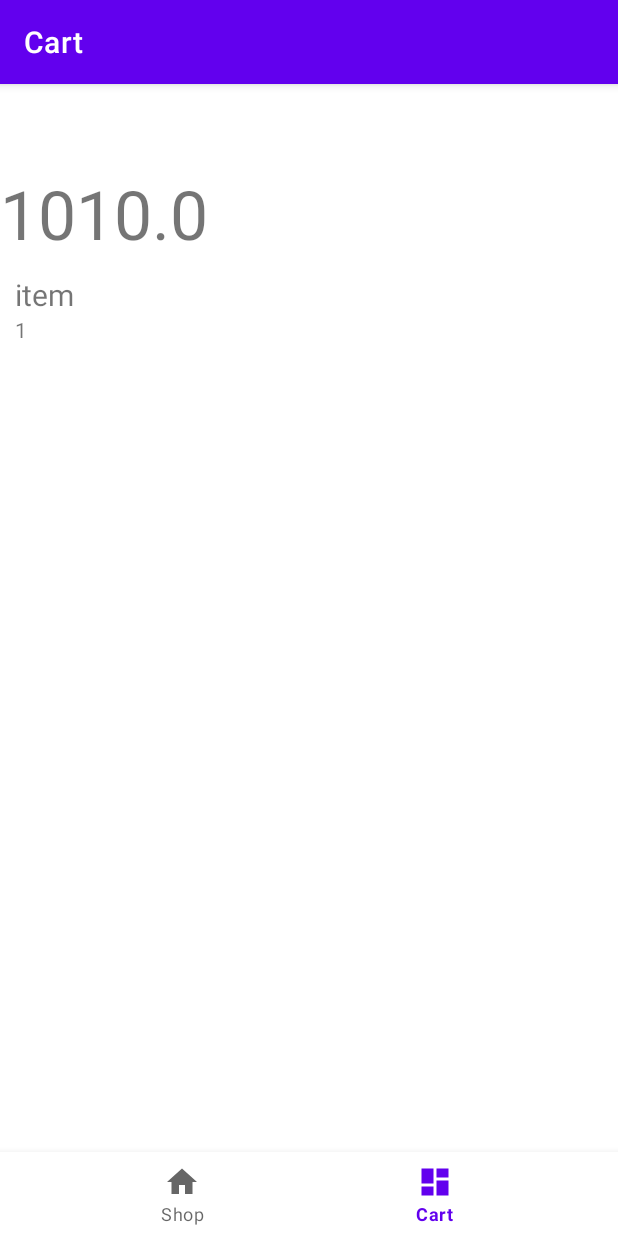
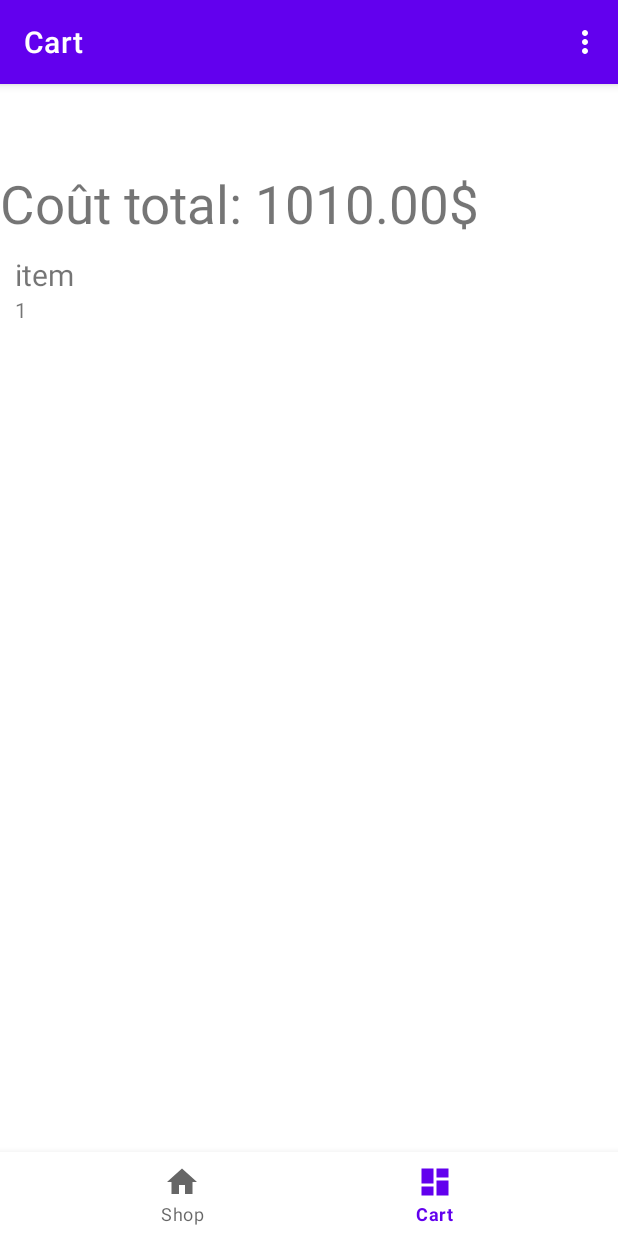
Before and after one commit to FelixDallaire/TP2_felix_gabriela, an Android app: the screen it shows after launch (MainActivity before the commit, wvMainActivity after it), item 2 of the bottom bar chosen, on a phone screen of 412 x 824 dp. Run offline under Robolectric (Android 15) with nearby library versions, the phone set to English and light mode, and no system bars; our stand-ins replace Room's generated code, navigation-ui.

Commit message:
toolbar menu

```diff
--- a/Magasin/app/src/main/AndroidManifest.xml
+++ b/Magasin/app/src/main/AndroidManifest.xml
@@ -13,7 +13,7 @@
         android:theme="@style/Theme.Magasin"
         tools:targetApi="31">
         <activity
-            android:name=".MainActivity"
+            android:name=".wvMainActivity"
             android:exported="true"
             android:label="@string/app_name">
             <intent-filter>
@@ -22,6 +22,8 @@
                 <category android:name="android.intent.category.LAUNCHER" />
             </intent-filter>
         </activity>
+
+
     </application>
 
 </manifest>
--- a/Magasin/app/src/main/java/com/example/magasin/MainActivity.kt
+++ b/Magasin/app/src/main/java/com/example/magasin/MainActivity.kt
@@ -1,6 +1,10 @@
 package com.example.magasin
 
 import android.os.Bundle
+import android.util.Log
+import android.view.Menu
+import android.view.MenuItem
+import android.widget.Toast
 import com.google.android.material.bottomnavigation.BottomNavigationView
 import androidx.appcompat.app.AppCompatActivity
 import androidx.navigation.findNavController
@@ -9,12 +13,16 @@ import androidx.navigation.ui.setupActionBarWithNavController
 import androidx.navigation.ui.setupWithNavController
 import com.example.magasin.databinding.ActivityMainBinding
 
-class MainActivity : AppCompatActivity() {
+class wvMainActivity : AppCompatActivity() {
 
     private lateinit var binding: ActivityMainBinding
 
+
+
     override fun onCreate(savedInstanceState: Bundle?) {
         super.onCreate(savedInstanceState)
+
+        Log.d("marche","22")
 
         binding = ActivityMainBinding.inflate(layoutInflater)
         setContentView(binding.root)
@@ -30,4 +38,15 @@ class MainActivity : AppCompatActivity() {
         setupActionBarWithNavController(navController, appBarConfiguration)
         navView.setupWithNavController(navController)
     }
+
+    override fun onCreateOptionsMenu(menu: Menu?): Boolean {
+        menuInflater.inflate(R.menu.toolbar_menu, menu)
+        return true}
+
+    override fun onOptionsItemSelected(item: MenuItem): Boolean {
+        when (item.itemId) {
+            R.id.mn_admin -> {
+                Toast.makeText(this, "admin", Toast.LENGTH_SHORT).show()
+                return true         }
+            else -> return super.onOptionsItemSelected(item)     } }
 }
--- a/Magasin/app/src/main/java/com/example/magasin/ui/cart/CartFragment.kt
+++ b/Magasin/app/src/main/java/com/example/magasin/ui/cart/CartFragment.kt
@@ -53,7 +53,7 @@ class CartFragment : Fragment() {
 
         mItemList.forEach { item-> coutTotal += item.price * item.quantity }
 
-        binding.tvTotal.text =(coutTotal).toString()
+        binding.tvTotal.text = "Coût total: " + String.format("%.2f", coutTotal) + "$"
 
         binding.rvItems.adapter = cartAdapter
         Log.d("CartFragment", "LinearLayoutManager has been set")
--- a/Magasin/app/src/main/res/layout/fragment_cart.xml
+++ b/Magasin/app/src/main/res/layout/fragment_cart.xml
@@ -11,7 +11,7 @@
         android:layout_width="match_parent"
         android:layout_height="wrap_content"
         android:textAlignment="textStart"
-        android:textSize="45sp"
+        android:textSize="35sp"
         android:text="@string/text_total_price"
         app:layout_constraintEnd_toEndOf="parent"
         app:layout_constraintStart_toStartOf="parent"
--- /dev/null
+++ b/Magasin/app/src/main/res/menu/toolbar_menu.xml
@@ -0,0 +1,9 @@
+<?xml version="1.0" encoding="utf-8"?>
+<menu xmlns:android="http://schemas.android.com/apk/res/android">
+
+    <item
+        android:id="@+id/mn_admin"
+        android:title="@string/text_admin" />
+
+
+</menu>
--- a/Magasin/app/src/main/res/values/strings.xml
+++ b/Magasin/app/src/main/res/values/strings.xml
@@ -5,4 +5,5 @@
     <string name="text_total_price">Prix total</string>
     <string name="action_edit">Éditer</string>
     <string name="action_delete">Supprimer</string>
+    <string name="text_admin">Admin</string>
 </resources>
```
